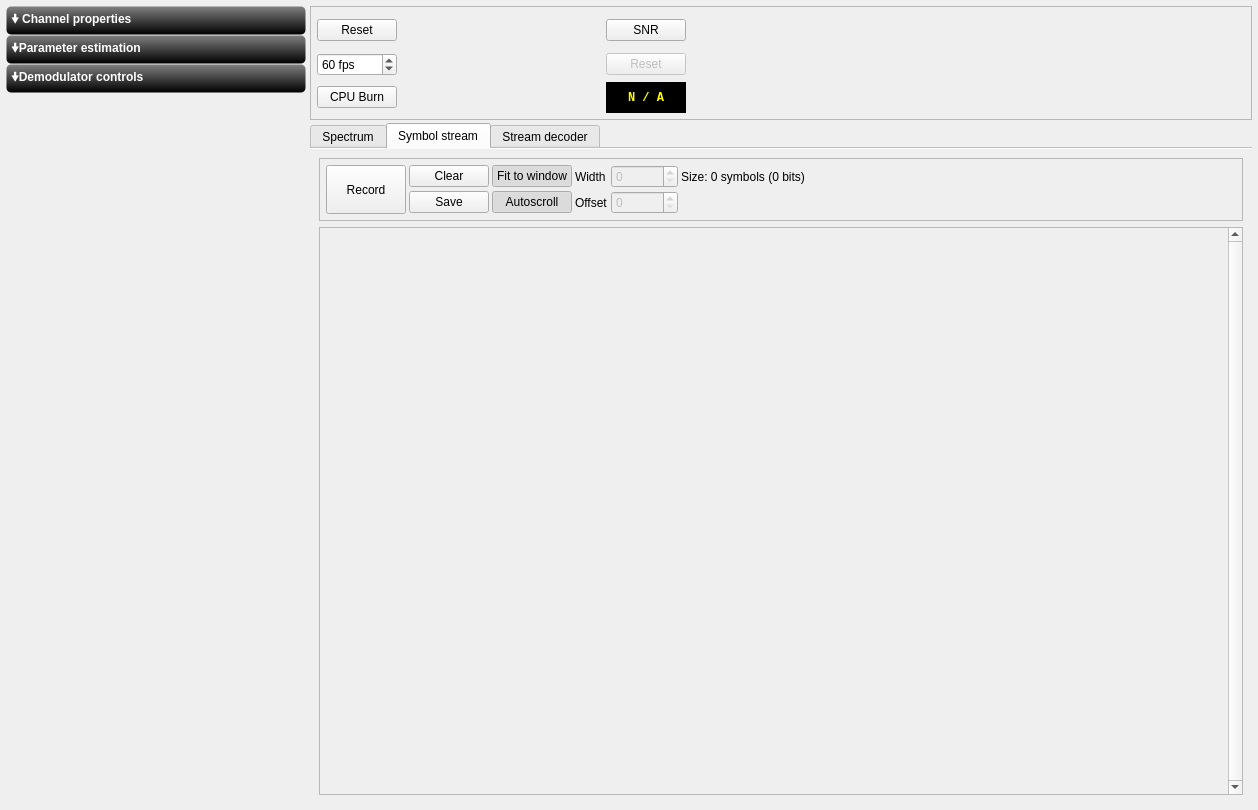
Before: the Qt Designer form ui/Inspector.ui in BatchDrake/SigDigger, drawn with Qt 5.
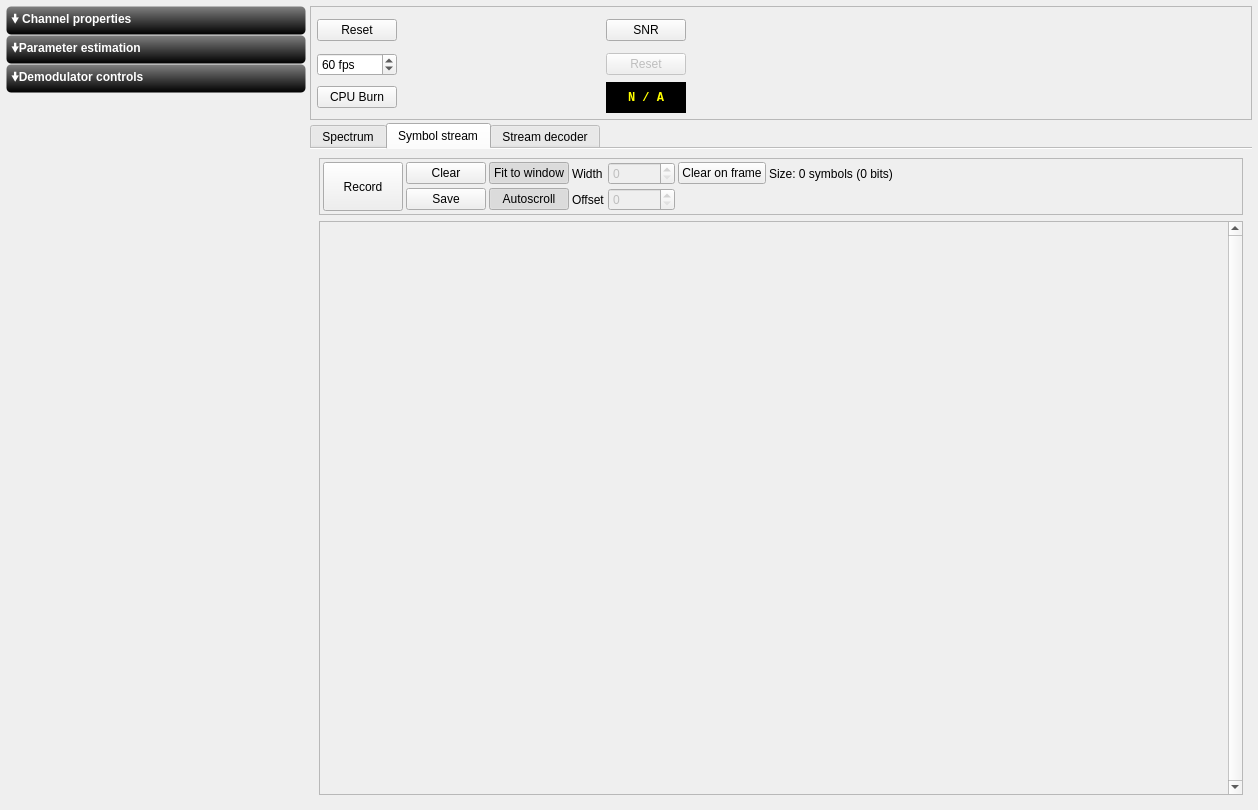
After: the same form once the commit is applied. The open tabs and pages were chosen to show the change. Custom widgets are drawn as their Qt base class.

Commit message: WIP: Improve autoscroll with scroll to frame

What changed in the file:
```diff
--- a/ui/Inspector.ui
+++ b/ui/Inspector.ui
@@ -482,16 +482,16 @@
          </property>
          <layout class="QGridLayout" name="gridLayout_7">
           <property name="leftMargin">
-           <number>6</number>
+           <number>3</number>
           </property>
           <property name="topMargin">
-           <number>6</number>
+           <number>3</number>
           </property>
           <property name="rightMargin">
-           <number>6</number>
+           <number>3</number>
           </property>
           <property name="bottomMargin">
-           <number>6</number>
+           <number>3</number>
           </property>
           <property name="spacing">
            <number>3</number>
@@ -606,6 +606,16 @@
             </property>
            </widget>
           </item>
+          <item row="1" column="7">
+           <widget class="QPushButton" name="clearOnFrameButton">
+            <property name="text">
+             <string>Clear on frame</string>
+            </property>
+            <property name="checkable">
+             <bool>true</bool>
+            </property>
+           </widget>
+          </item>
          </layout>
         </widget>
        </item>
```
Left out of the diff: 32 changed lines with no effect on the pictures. The commit also changes 5 other files.
